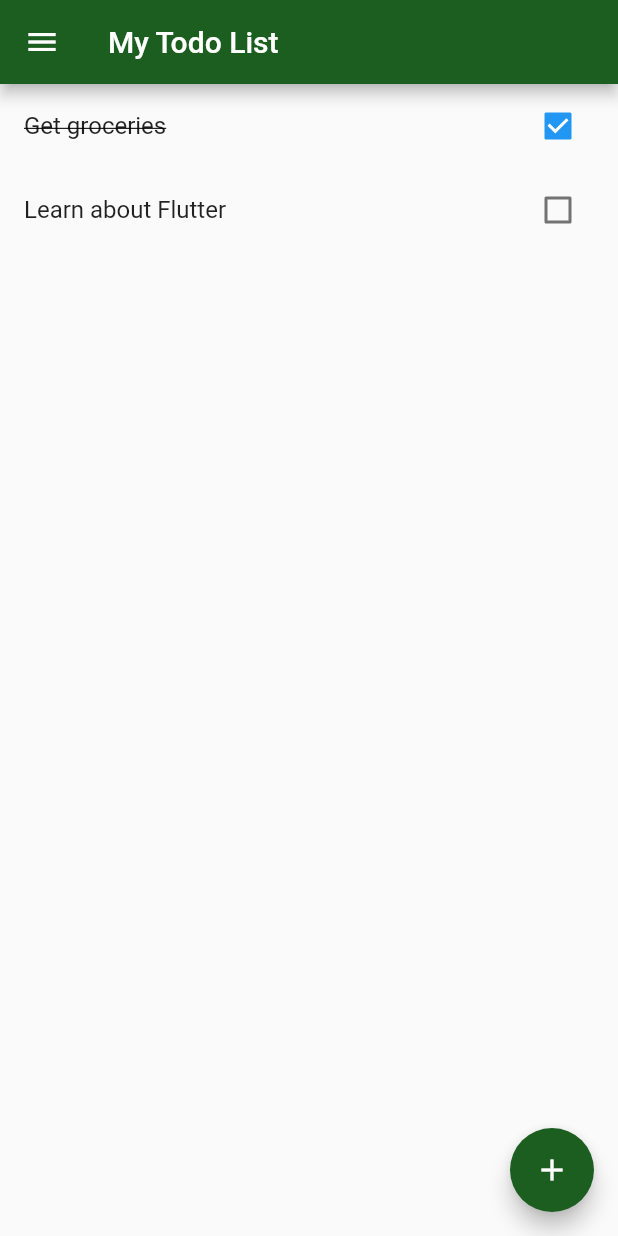
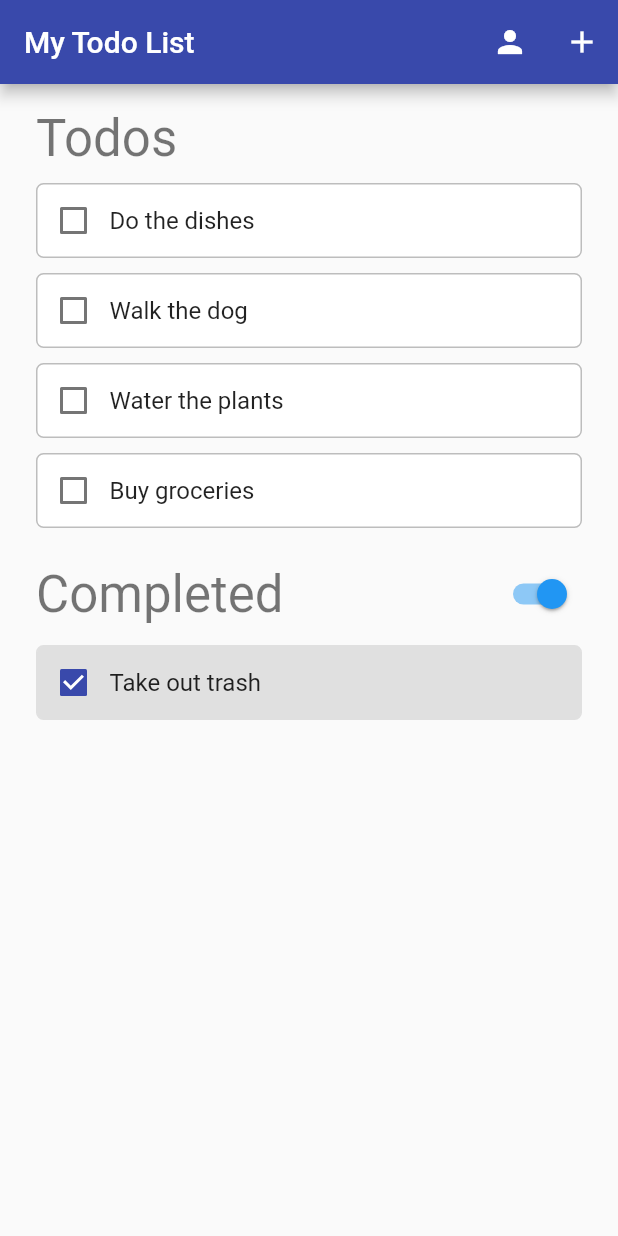
Before and after one commit to zeitspace/flutter-session, a Flutter app: the screen it shows after launch, on a phone screen of 412 x 824 dp. Run offline on Flutter 3.47's test engine with Material 2 defaults, Android fonts, the phone set to English and light mode, and no system bars.

Commit message:
Implemented design

```diff
--- a/app/lib/main.dart
+++ b/app/lib/main.dart
@@ -1,5 +1,4 @@
 import 'package:flutter/material.dart';
-import './my_drawer.dart';
 import './new_todo.dart';
 import './friend_todos.dart';
 
@@ -15,7 +14,7 @@ class MyApp extends StatelessWidget {
         title: 'What Todo',
         theme: ThemeData(
           visualDensity: VisualDensity.adaptivePlatformDensity,
-          primaryColor: Colors.green[900],
+          primaryColor: Colors.indigo[600],
         ),
         home: MyTodos(title: 'My Todo List'),
         routes: {
@@ -32,7 +31,7 @@ class Todo {
 }
 
 class MyTodos extends StatefulWidget {
-  const MyTodos({Key key, this.title}) : super(key: key);
+  const MyTodos({@required this.title});
 
   final String title;
 
@@ -42,23 +41,70 @@ class MyTodos extends StatefulWidget {
 
 class _MyTodosState extends State<MyTodos> {
   List<Todo> _todos = [
-    Todo("Get groceries", true),
-    Todo("Learn about Flutter", false),
+    Todo("Do the dishes", false),
+    Todo("Walk the dog", false),
+    Todo("Water the plants", false),
+    Todo("Buy groceries", false),
   ];
 
-  _toggleDone(newVal, index) {
+  List<Todo> _completeTodos = [
+    Todo("Take out trash", true),
+  ];
+
+  bool showCompleted = true;
+
+  toggleDone(newVal, index) {
     setState(() {
-      _todos[index].isDone = newVal;
+      if (newVal) {
+        Todo item = _todos[index];
+        item.isDone = true;
+        _todos.removeAt(index);
+        _completeTodos.add(item);
+      } else {
+        Todo item = _completeTodos[index];
+        item.isDone = false;
+        _completeTodos.removeAt(index);
+        _todos.add(item);
+      }
     });
   }
 
   _addTodo(context) {
     showDialog(context: context, builder: (_) => new AddTodoDialog())
-        .then((val) => {
-              setState(() {
-                _todos.add(Todo(val, false));
-              })
-            });
+        .then((val) => setState(() {
+              if (val != null) _todos.add(Todo(val, false));
+            }));
+  }
+
+  List<Widget> _todoList() {
+    List<Widget> children = [];
+    for (int i = 0; i < _todos.length; i++) {
+      Todo item = _todos[i];
+      children.add(TodoTile(
+        name: item.name,
+        isDone: item.isDone,
+        index: i,
+        toggle: toggleDone,
+      ));
+    }
+    return children;
+  }
+
+  List<Widget> _completeList() {
+    List<Widget> children = [];
+
+    if (!showCompleted) return children;
+
+    for (int i = 0; i < _completeTodos.length; i++) {
+      Todo item = _completeTodos[i];
+      children.add(TodoTile(
+        name: item.name,
+        isDone: item.isDone,
+        index: i,
+        toggle: toggleDone,
+      ));
+    }
+    return children;
   }
 
   @override
@@ -66,33 +112,84 @@ class _MyTodosState extends State<MyTodos> {
     return Scaffold(
       appBar: AppBar(
         title: Text(widget.title),
+        actions: [
+          IconButton(
+            icon: Icon(Icons.person),
+            onPressed: () => Navigator.pushNamed(context, "/friends"),
+          ),
+          IconButton(
+            icon: Icon(Icons.add),
+            onPressed: () => _addTodo(context),
+          ),
+        ],
       ),
-      drawer: MyDrawer(),
-      body: ListView.builder(
-          itemCount: _todos.length,
-          itemBuilder: (BuildContext context, int index) {
-            Todo item = _todos[index];
-
-            return ListTile(
-              title: Text(
-                item.name,
-                style: TextStyle(
-                  fontSize: 16,
-                  decoration: item.isDone
-                      ? TextDecoration.lineThrough
-                      : TextDecoration.none,
+      body: SingleChildScrollView(
+        padding: EdgeInsets.symmetric(horizontal: 24),
+        child: Column(
+          crossAxisAlignment: CrossAxisAlignment.start,
+          children: [
+            SizedBox(height: 16),
+            Text("Todos", style: Theme.of(context).textTheme.headline4),
+            SizedBox(height: 10),
+            Column(children: _todoList()),
+            SizedBox(height: 10),
+            Row(
+              mainAxisAlignment: MainAxisAlignment.spaceBetween,
+              children: [
+                Text("Completed", style: Theme.of(context).textTheme.headline4),
+                Switch.adaptive(
+                  value: showCompleted,
+                  onChanged: (newVal) => setState(() => showCompleted = newVal),
                 ),
-              ),
-              trailing: Checkbox(
-                  value: item.isDone,
-                  onChanged: (bool newVal) => _toggleDone(newVal, index)),
-            );
-          }),
-      floatingActionButton: FloatingActionButton(
-        child: Icon(Icons.add),
-        backgroundColor: Theme.of(context).primaryColor,
-        onPressed: () => _addTodo(context),
+              ],
+            ),
+            SizedBox(height: 10),
+            Column(children: _completeList()),
+          ],
+        ),
       ),
     );
   }
 }
+
+class TodoTile extends StatelessWidget {
+  TodoTile({
+    @required this.name,
+    @required this.isDone,
+    @required this.index,
+    @required this.toggle,
+  });
+
+  final String name;
+  final bool isDone;
+  final int index;
+  final Function toggle;
+
+  @override
+  Widget build(context) {
+    return Container(
+      margin: EdgeInsets.only(bottom: 10),
+      decoration: BoxDecoration(
+          color: isDone ? Colors.grey[300] : Colors.white,
+          border: Border.all(
+            color: isDone ? Colors.grey[300] : Colors.grey[400],
+          ),
+          borderRadius: BorderRadius.all(
+            Radius.circular(5),
+          )),
+      child: Row(
+        children: [
+          Checkbox(
+            activeColor: Theme.of(context).primaryColor,
+            value: isDone,
+            onChanged: (bool newVal) => toggle(newVal, index),
+          ),
+          Text(
+            name,
+            style: TextStyle(fontSize: 16),
+          ),
+        ],
+      ),
+    );
+  }
+}
```
Also changed, not shown: app/lib/friend_todos.dart (+24 -23 lines), app/lib/navigation.dart (added, +34 -0 lines), app/lib/new_todo.dart (+22 -12 lines).
